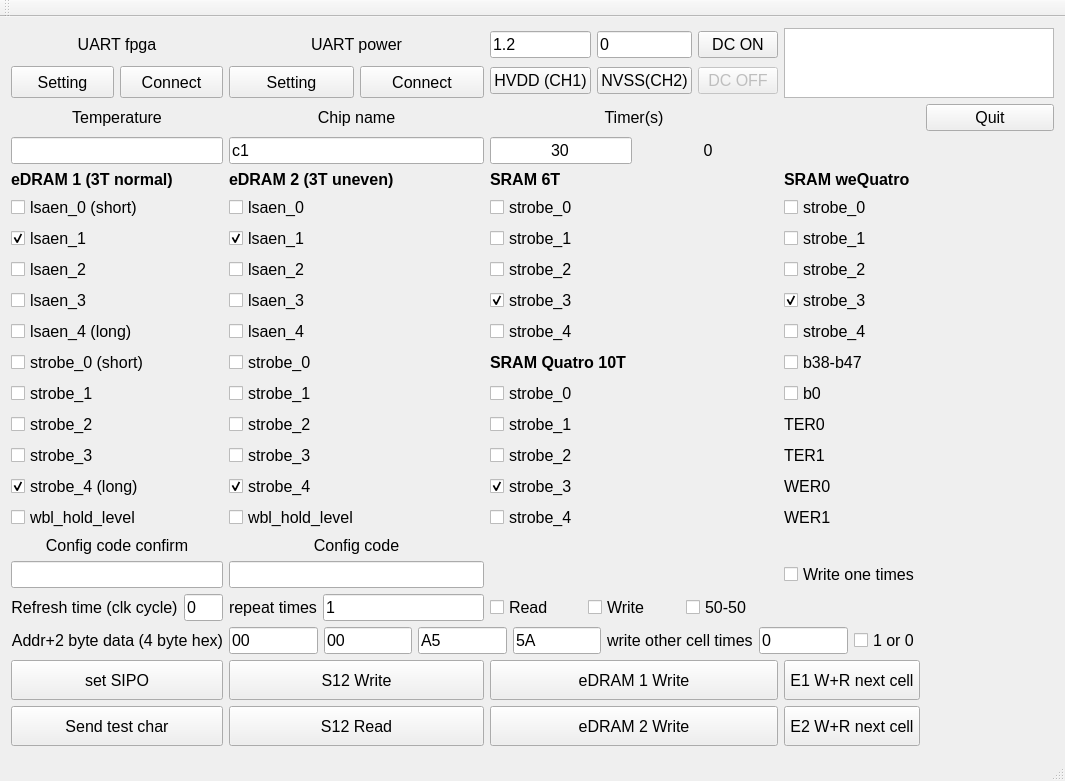
First picture: the form in mainwindow.ui, repository trangjackie/edram65nm_tester, before the edit.
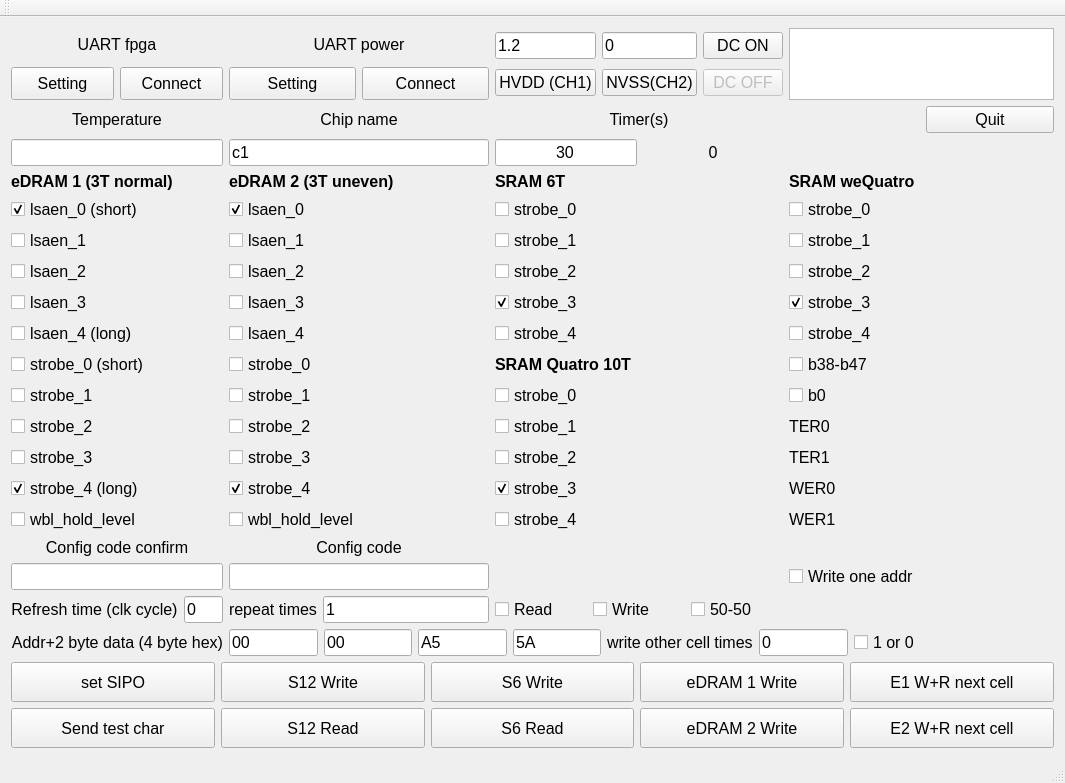
Second picture: the form after the edit. Icons and pictures are not drawn.

What changed in the file:
```diff
--- a/mainwindow.ui
+++ b/mainwindow.ui
@@ -7,7 +7,7 @@
     <x>0</x>
     <y>0</y>
     <width>1065</width>
-    <height>760</height>
+    <height>783</height>
    </rect>
   </property>
   <property name="font">
@@ -121,41 +121,6 @@
       </property>
      </widget>
     </item>
-    <item row="24" column="0">
-     <widget class="QPushButton" name="pushButton_TestChar">
-      <property name="sizePolicy">
-       <sizepolicy hsizetype="Expanding" vsizetype="Expanding">
-        <horstretch>0</horstretch>
-        <verstretch>0</verstretch>
-       </sizepolicy>
-      </property>
-      <property name="minimumSize">
-       <size>
-        <width>40</width>
-        <height>40</height>
-       </size>
-      </property>
-      <property name="maximumSize">
-       <size>
-        <width>100000</width>
-        <height>40000</height>
-       </size>
-      </property>
-      <property name="text">
-       <string>Send test char</string>
-      </property>
-      <property name="icon">
-       <iconset resource="icons/icons.qrc">
-        <normaloff>:/new/prefix1/package-upgrade.svg</normaloff>:/new/prefix1/package-upgrade.svg</iconset>
-      </property>
-      <property name="iconSize">
-       <size>
-        <width>24</width>
-        <height>24</height>
-       </size>
-      </property>
-     </widget>
-    </item>
     <item row="1" column="2">
      <layout class="QGridLayout" name="gridLayout_3">
       <item row="1" column="1">
@@ -265,41 +230,6 @@
       </item>
      </layout>
     </item>
-    <item row="23" column="1">
-     <widget class="QPushButton" name="pushButton_DUT_S12_Write">
-      <property name="sizePolicy">
-       <sizepolicy hsizetype="Expanding" vsizetype="Expanding">
-        <horstretch>0</horstretch>
-        <verstretch>0</verstretch>
-       </sizepolicy>
-      </property>
-      <property name="minimumSize">
-       <size>
-        <width>40</width>
-        <height>40</height>
-       </size>
-      </property>
-      <property name="maximumSize">
-       <size>
-        <width>1000000</width>
-        <height>40000</height>
-       </size>
-      </property>
-      <property name="text">
-       <string>S12 Write</string>
-      </property>
-      <property name="icon">
-       <iconset resource="icons/icons.qrc">
-        <normaloff>:/new/prefix1/package-upgrade.svg</normaloff>:/new/prefix1/package-upgrade.svg</iconset>
-      </property>
-      <property name="iconSize">
-       <size>
-        <width>24</width>
-        <height>24</height>
-       </size>
-      </property>
-     </widget>
-    </item>
     <item row="5" column="0">
      <widget class="QLineEdit" name="lineEdit_temp">
       <property name="sizePolicy">
@@ -320,76 +250,6 @@
       </property>
      </widget>
     </item>
-    <item row="23" column="0">
-     <widget class="QPushButton" name="pushButton_DUT_SIPO_set">
-      <property name="sizePolicy">
-       <sizepolicy hsizetype="Expanding" vsizetype="Expanding">
-        <horstretch>0</horstretch>
-        <verstretch>0</verstretch>
-       </sizepolicy>
-      </property>
-      <property name="minimumSize">
-       <size>
-        <width>40</width>
-        <height>40</height>
-       </size>
-      </property>
-      <property name="maximumSize">
-       <size>
-        <width>100000</width>
-        <height>40000</height>
-       </size>
-      </property>
-      <property name="text">
-       <string>set SIPO</string>
-      </property>
-      <property name="icon">
-       <iconset resource="icons/icons.qrc">
-        <normaloff>:/new/prefix1/package-upgrade.svg</normaloff>:/new/prefix1/package-upgrade.svg</iconset>
-      </property>
-      <property name="iconSize">
-       <size>
-        <width>24</width>
-        <height>24</height>
-       </size>
-      </property>
-     </widget>
-    </item>
-    <item row="24" column="2">
-     <widget class="QPushButton" name="pushButton_DUT_eDRAM2_Write">
-      <property name="sizePolicy">
-       <sizepolicy hsizetype="Expanding" vsizetype="Expanding">
-        <horstretch>0</horstretch>
-        <verstretch>0</verstretch>
-       </sizepolicy>
-      </property>
-      <property name="minimumSize">
-       <size>
-        <width>40</width>
-        <height>40</height>
-       </size>
-      </property>
-      <property name="maximumSize">
-       <size>
-        <width>100000</width>
-        <height>40000</height>
-       </size>
-      </property>
-      <property name="text">
-       <string>eDRAM 2 Write</string>
-      </property>
-      <property name="icon">
-       <iconset resource="icons/icons.qrc">
-        <normaloff>:/new/prefix1/package-upgrade.svg</normaloff>:/new/prefix1/package-upgrade.svg</iconset>
-      </property>
-      <property name="iconSize">
-       <size>
-        <width>24</width>
-        <height>24</height>
-       </size>
-      </property>
-     </widget>
-    </item>
     <item row="3" column="0">
      <widget class="QLabel" name="label_4">
       <property name="text">
@@ -400,41 +260,6 @@
       </property>
      </widget>
     </item>
-    <item row="24" column="1">
-     <widget class="QPushButton" name="pushButton_DUT_S12_Read">
-      <property name="sizePolicy">
-       <sizepolicy hsizetype="Expanding" vsizetype="Expanding">
-        <horstretch>0</horstretch>
-        <verstretch>0</verstretch>
-       </sizepolicy>
-      </property>
-      <property name="minimumSize">
-       <size>
-        <width>40</width>
-        <height>40</height>
-       </size>
-      </property>
-      <property name="maximumSize">
-       <size>
-        <width>100000</width>
-        <height>40000</height>
-       </size>
-      </property>
-      <property name="text">
-       <string>S12 Read</string>
-      </property>
-      <property name="icon">
-       <iconset resource="icons/icons.qrc">
-        <normaloff>:/new/prefix1/package-downgrade.svg</normaloff>:/new/prefix1/package-downgrade.svg</iconset>
-      </property>
-      <property name="iconSize">
-       <size>
-        <width>24</width>
-        <height>24</height>
-       </size>
-      </property>
-     </widget>
-    </item>
     <item row="5" column="1">
      <widget class="QLineEdit" name="lineEdit_chipname">
       <property name="sizePolicy">
@@ -590,6 +415,9 @@
       <property name="text">
        <string>lsaen_0</string>
       </property>
+      <property name="checked">
+       <bool>true</bool>
+      </property>
      </widget>
     </item>
     <item row="6" column="3">
@@ -614,7 +442,7 @@
        <string>lsaen_1</string>
       </property>
       <property name="checked">
-       <bool>true</bool>
+       <bool>false</bool>
       </property>
      </widget>
     </item>
@@ -772,7 +600,7 @@
        <string>lsaen_1</string>
       </property>
       <property name="checked">
-       <bool>true</bool>
+       <bool>false</bool>
       </property>
      </widget>
     </item>
@@ -811,6 +639,9 @@
       <property name="text">
        <string>lsaen_0 (short)</string>
       </property>
+      <property name="checked">
+       <bool>true</bool>
+      </property>
      </widget>
     </item>
     <item row="3" column="4">
@@ -936,67 +767,6 @@
       </item>
      </layout>
     </item>
-    <item row="24" column="3">
-     <widget class="QPushButton" name="pushButton">
-      <property name="sizePolicy">
-       <sizepolicy hsizetype="Preferred" vsizetype="Preferred">
-        <horstretch>0</horstretch>
-        <verstretch>0</verstretch>
-       </sizepolicy>
-      </property>
-      <property name="text">
-       <string>E2 W+R next cell</string>
-      </property>
-     </widget>
-    </item>
-    <item row="23" column="2">
-     <widget class="QPushButton" name="pushButton_DUT_eDRAM1_Write">
-      <property name="sizePolicy">
-       <sizepolicy hsizetype="Preferred" vsizetype="Preferred">
-        <horstretch>0</horstretch>
-        <verstretch>0</verstretch>
-       </sizepolicy>
-      </property>
-      <property name="minimumSize">
-       <size>
-        <width>40</width>
-        <height>40</height>
-       </size>
-      </property>
-      <property name="maximumSize">
-       <size>
-        <width>100000</width>
-        <height>40000</height>
-       </size>
-      </property>
-      <property name="text">
-       <string>eDRAM 1 Write</string>
-      </property>
-      <property name="icon">
-       <iconset resource="icons/icons.qrc">
-        <normaloff>:/new/prefix1/package-upgrade.svg</normaloff>:/new/prefix1/package-upgrade.svg</iconset>
-      </property>
-      <property name="iconSize">
-       <size>
-        <width>24</width>
-        <height>24</height>
-       </size>
-      </property>
-     </widget>
-    </item>
-    <item row="23" column="3">
-     <widget class="QPushButton" name="pushButton_DUT_eDRAM1_WriteReadNextCell">
-      <property name="sizePolicy">
-       <sizepolicy hsizetype="Preferred" vsizetype="Preferred">
-        <horstretch>0</horstretch>
-        <verstretch>0</verstretch>
-       </sizepolicy>
-      </property>
-      <property name="text">
-       <string>E1 W+R next cell</string>
-      </property>
-     </widget>
-    </item>
     <item row="19" column="1">
      <widget class="QLineEdit" name="lineEdit_SIPO_setdata"/>
     </item>
@@ -1036,7 +806,7 @@
        <string>check for write 1 address only</string>
       </property>
       <property name="text">
-       <string>Write one times</string>
+       <string>Write one addr</string>
       </property>
      </widget>
     </item>
@@ -1193,6 +963,275 @@
       </item>
      </layout>
     </item>
+    <item row="22" column="0" rowspan="3" colspan="5">
+     <layout class="QGridLayout" name="gridLayout_4">
+      <property name="sizeConstraint">
+       <enum>QLayout::SetDefaultConstraint</enum>
+      </property>
+      <item row="0" column="4">
+       <widget class="QPushButton" name="pushButton_DUT_eDRAM1_WriteReadNextCell">
+        <property name="sizePolicy">
+         <sizepolicy hsizetype="Preferred" vsizetype="Preferred">
+          <horstretch>0</horstretch>
+          <verstretch>0</verstretch>
+         </sizepolicy>
+        </property>
+        <property name="text">
+         <string>E1 W+R next cell</string>
+        </property>
+       </widget>
+      </item>
+      <item row="0" column="3">
+       <widget class="QPushButton" name="pushButton_DUT_eDRAM1_Write">
+        <property name="sizePolicy">
+         <sizepolicy hsizetype="Preferred" vsizetype="Preferred">
+          <horstretch>0</horstretch>
+          <verstretch>0</verstretch>
+         </sizepolicy>
+        </property>
+        <property name="minimumSize">
+         <size>
+          <width>40</width>
+          <height>40</height>
+         </size>
+        </property>
+        <property name="maximumSize">
+         <size>
+          <width>100000</width>
+          <height>40000</height>
+         </size>
+        </property>
+        <property name="text">
+         <string>eDRAM 1 Write</string>
+        </property>
+        <property name="icon">
+         <iconset resource="icons/icons.qrc">
+          <normaloff>:/new/prefix1/package-upgrade.svg</normaloff>:/new/prefix1/package-upgrade.svg</iconset>
+        </property>
+        <property name="iconSize">
+         <size>
+          <width>24</width>
+          <height>24</height>
+         </size>
+        </property>
+       </widget>
+      </item>
+      <item row="1" column="4">
+       <widget class="QPushButton" name="pushButton">
+        <property name="sizePolicy">
+         <sizepolicy hsizetype="Preferred" vsizetype="Preferred">
+          <horstretch>0</horstretch>
+          <verstretch>0</verstretch>
+         </sizepolicy>
+        </property>
+        <property name="text">
+         <string>E2 W+R next cell</string>
+        </property>
+       </widget>
+      </item>
+      <item row="1" column="1">
+       <widget class="QPushButton" name="pushButton_DUT_S12_Read">
+        <property name="sizePolicy">
+         <sizepolicy hsizetype="Preferred" vsizetype="Preferred">
+          <horstretch>0</horstretch>
+          <verstretch>0</verstretch>
+         </sizepolicy>
+        </property>
+        <property name="minimumSize">
+         <size>
+          <width>40</width>
+          <height>40</height>
+         </size>
+        </property>
+        <property name="maximumSize">
+         <size>
+          <width>100000</width>
+          <height>40000</height>
+         </size>
+        </property>
+        <property name="text">
+         <string>S12 Read</string>
+        </property>
+        <property name="icon">
+         <iconset resource="icons/icons.qrc">
+          <normaloff>:/new/prefix1/package-downgrade.svg</normaloff>:/new/prefix1/package-downgrade.svg</iconset>
+        </property>
+        <property name="iconSize">
+         <size>
+          <width>24</width>
+          <height>24</height>
+         </size>
+        </property>
+       </widget>
+      </item>
+      <item row="0" column="0">
+       <widget class="QPushButton" name="pushButton_DUT_SIPO_set">
+        <property name="sizePolicy">
+         <sizepolicy hsizetype="Preferred" vsizetype="Preferred">
+          <horstretch>0</horstretch>
+          <verstretch>0</verstretch>
+         </sizepolicy>
+        </property>
+        <property name="minimumSize">
+         <size>
+          <width>40</width>
+          <height>40</height>
+         </size>
+        </property>
+        <property name="maximumSize">
+         <size>
+          <width>100000</width>
+          <height>40000</height>
+         </size>
+        </property>
+        <property name="text">
+         <string>set SIPO</string>
+        </property>
+        <property name="icon">
+         <iconset resource="icons/icons.qrc">
+          <normaloff>:/new/prefix1/package-upgrade.svg</normaloff>:/new/prefix1/package-upgrade.svg</iconset>
+        </property>
+        <property name="iconSize">
+         <size>
+          <width>24</width>
+          <height>24</height>
+         </size>
+        </property>
+       </widget>
+      </item>
+      <item row="1" column="0">
+       <widget class="QPushButton" name="pushButton_TestChar">
+        <property name="sizePolicy">
+         <sizepolicy hsizetype="Preferred" vsizetype="Preferred">
+          <horstretch>0</horstretch>
+          <verstretch>0</verstretch>
+         </sizepolicy>
+        </property>
+        <property name="minimumSize">
+         <size>
+          <width>40</width>
+          <height>40</height>
+         </size>
+        </property>
+        <property name="maximumSize">
+         <size>
+          <width>100000</width>
+          <height>40000</height>
+         </size>
+        </property>
+        <property name="text">
+         <string>Send test char</string>
+        </property>
+        <property name="icon">
+         <iconset resource="icons/icons.qrc">
+          <normaloff>:/new/prefix1/package-upgrade.svg</normaloff>:/new/prefix1/package-upgrade.svg</iconset>
+        </property>
+        <property name="iconSize">
+         <size>
+          <width>24</width>
+          <height>24</height>
+         </size>
+        </property>
+       </widget>
+      </item>
+      <item row="0" column="1">
+       <widget class="QPushButton" name="pushButton_DUT_S12_Write">
+        <property name="sizePolicy">
+         <sizepolicy hsizetype="Preferred" vsizetype="Preferred">
+          <horstretch>0</horstretch>
+          <verstretch>0</verstretch>
+         </sizepolicy>
+        </property>
+        <property name="minimumSize">
+         <size>
+          <width>40</width>
+          <height>40</height>
+         </size>
+        </property>
+        <property name="maximumSize">
+         <size>
+          <width>1000000</width>
+          <height>40000</height>
+         </size>
+        </property>
+        <property name="text">
+         <string>S12 Write</string>
+        </property>
+        <property name="icon">
+         <iconset resource="icons/icons.qrc">
+          <normaloff>:/new/prefix1/package-upgrade.svg</normaloff>:/new/prefix1/package-upgrade.svg</iconset>
+        </property>
+        <property name="iconSize">
+         <size>
+          <width>24</width>
+          <height>24</height>
+         </size>
+        </property>
+       </widget>
+      </item>
+      <item row="1" column="3">
+       <widget class="QPushButton" name="pushButton_DUT_eDRAM2_Write">
+        <property name="sizePolicy">
+         <sizepolicy hsizetype="Preferred" vsizetype="Preferred">
+          <horstretch>0</horstretch>
+          <verstretch>0</verstretch>
+         </sizepolicy>
+        </property>
+        <property name="minimumSize">
+         <size>
+          <width>40</width>
+          <height>40</height>
+         </size>
+        </property>
+        <property name="maximumSize">
+         <size>
+          <width>100000</width>
+          <height>40000</height>
+         </size>
+        </property>
+        <property name="text">
+         <string>eDRAM 2 Write</string>
+        </property>
+        <property name="icon">
+         <iconset resource="icons/icons.qrc">
+          <normaloff>:/new/prefix1/package-upgrade.svg</normaloff>:/new/prefix1/package-upgrade.svg</iconset>
+        </property>
+        <property name="iconSize">
+         <size>
+          <width>24</width>
+          <height>24</height>
+         </size>
+        </property>
+       </widget>
+      </item>
+      <item row="0" column="2">
+       <widget class="QPushButton" name="pushButton_DUT_S6_Write">
+        <property name="sizePolicy">
+         <sizepolicy hsizetype="Preferred" vsizetype="Preferred">
+          <horstretch>0</horstretch>
+          <verstretch>0</verstretch>
+         </sizepolicy>
+        </property>
+        <property name="text">
+         <string>S6 Write</string>
+        </property>
+       </widget>
+      </item>
+      <item row="1" column="2">
+       <widget class="QPushButton" name="pushButton_DUT_S6_Read">
+        <property name="sizePolicy">
+         <sizepolicy hsizetype="Preferred" vsizetype="Preferred">
+          <horstretch>0</horstretch>
+          <verstretch>0</verstretch>
+         </sizepolicy>
+        </property>
+        <property name="text">
+         <string>S6 Read</string>
+        </property>
+       </widget>
+      </item>
+     </layout>
+    </item>
    </layout>
   </widget>
   <widget class="QToolBar" name="mainToolBar">
```
Left out of the diff: 46 changed lines with no effect on the pictures.
